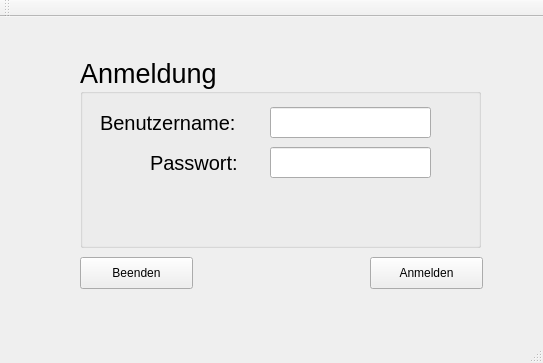
sess2016C/se2016C, file haushaltsverwaltung.ui: the form before one commit.
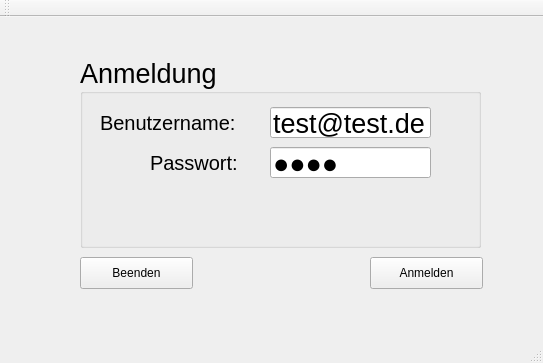
The form after the commit.

The edit to the form file:
```diff
--- a/haushaltsverwaltung.ui
+++ b/haushaltsverwaltung.ui
@@ -43,6 +43,9 @@
      <property name="toolTip">
       <string>Tragen Sie hier ihre Email ein</string>
      </property>
+     <property name="text">
+      <string>test@test.de</string>
+     </property>
     </widget>
     <widget class="QLineEdit" name="txt_Passwort">
      <property name="geometry">
@@ -53,6 +56,9 @@
        <height>31</height>
       </rect>
      </property>
+     <property name="text">
+      <string>1234</string>
+     </property>
      <property name="echoMode">
       <enum>QLineEdit::Password</enum>
      </property>
```
